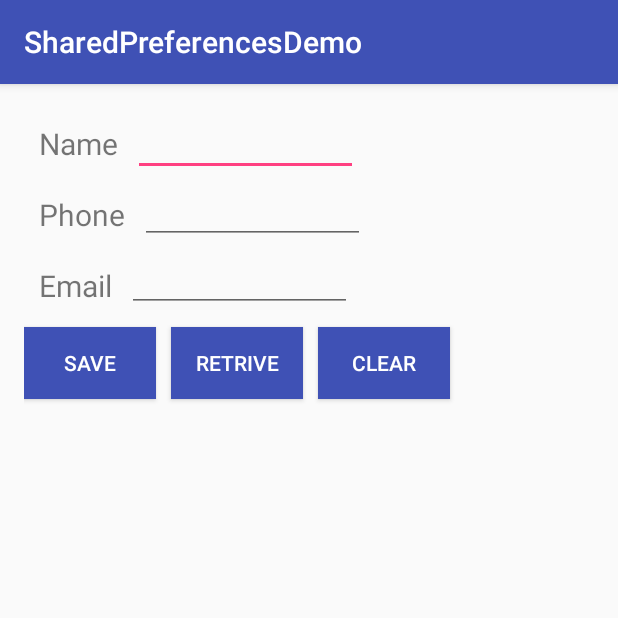
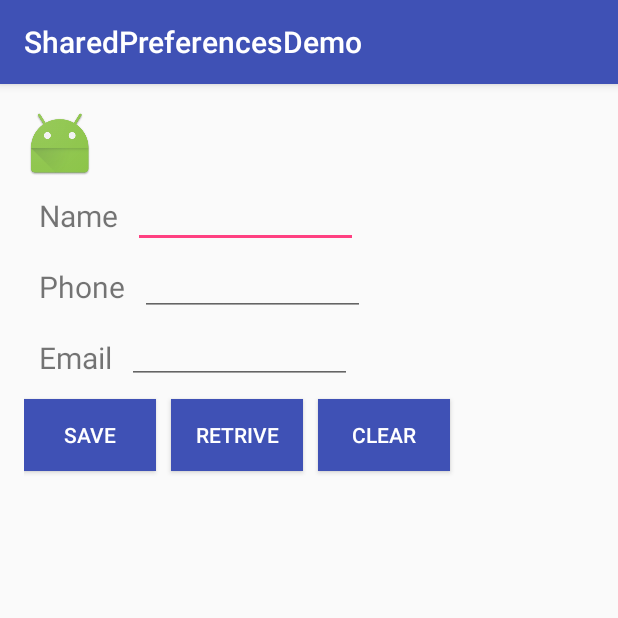
Before and after one commit to RaiSaugat/SharedPreferences, an Android app: the screen it shows after launch (MainActivity), after a tap on "SAVE", on a phone screen of 412 x 824 dp, the top half of it. Run offline under Robolectric (Android 15) with nearby library versions, the phone set to English and light mode, and no system bars; libraries missing offline, so code that uses them is left out: it.sephiroth.android; pictures from the network do not load; 1 statement that could not run was skipped.

Commit message:
Second Commit

```diff
--- a/app/build.gradle
+++ b/app/build.gradle
@@ -20,7 +20,8 @@ android {
 }
 
 dependencies {
-    compile fileTree(dir: 'libs', include: ['*.jar'])
+    compile fileTree(include: ['*.jar'], dir: 'libs')
     testCompile 'junit:junit:4.12'
     compile 'com.android.support:appcompat-v7:23.2.1'
+    compile 'it.sephiroth.android.library.picasso:picasso:2.5.2.4b'
 }
--- a/app/src/main/AndroidManifest.xml
+++ b/app/src/main/AndroidManifest.xml
@@ -1,7 +1,7 @@
 <?xml version="1.0" encoding="utf-8"?>
 <manifest xmlns:android="http://schemas.android.com/apk/res/android"
     package="com.example.rai.sharedpreferencesdemo">
-
+    <uses-permission android:name="android.permission.INTERNET"/>
     <application
         android:allowBackup="true"
         android:icon="@mipmap/ic_launcher"
--- a/app/src/main/java/com/example/rai/sharedpreferencesdemo/MainActivity.java
+++ b/app/src/main/java/com/example/rai/sharedpreferencesdemo/MainActivity.java
@@ -7,7 +7,10 @@ import android.os.Bundle;
 import android.view.View;
 import android.widget.Button;
 import android.widget.EditText;
+import android.widget.ImageView;
 import android.widget.Toast;
+
+import it.sephiroth.android.library.picasso.Picasso;
 
 public class MainActivity extends AppCompatActivity {
     SharedPreferences sharedPreferences;
@@ -17,6 +20,7 @@ public class MainActivity extends AppCompatActivity {
     String Email= "user_email";
     EditText name, phone, email;
     Button bset, bget, bclear;
+    ImageView img;
     @Override
     protected void onCreate(Bundle savedInstanceState) {
         super.onCreate(savedInstanceState);
@@ -25,7 +29,8 @@ public class MainActivity extends AppCompatActivity {
         phone = (EditText)findViewById(R.id.editPhone);
         email = (EditText)findViewById(R.id.editEmail);
         bset = (Button) findViewById(R.id.btnSet);
-
+        img = (ImageView)findViewById(R.id.image);
+        Picasso.with(this).load("http://vignette2.wikia.nocookie.net/fifa/images/2/26/Manchester_United_logo.png/revision/latest?cb=20120420192747").into(img);
 
         bset.setOnClickListener(new View.OnClickListener() {
             @Override
@@ -33,12 +38,6 @@ public class MainActivity extends AppCompatActivity {
                 String user = name.getText().toString();
                 String emailAdd = email.getText().toString();
                 String PhoneNo = phone.getText().toString();
-                int ph = Integer.parseInt(PhoneNo);
-                if(ph != 10)
-                {
-                    Toast.makeText(MainActivity.this, "Give 10 number for phone", Toast.LENGTH_SHORT).show();
-                }
-                else {
                     sharedPreferences = getSharedPreferences(MYPREFERENCES, MODE_PRIVATE);
                     SharedPreferences.Editor editor = sharedPreferences.edit();
                     editor.putString(Name, user);
@@ -49,7 +48,7 @@ public class MainActivity extends AppCompatActivity {
                     email.setText("");
                     phone.setText("");
                     editor.commit();
-                }
+
             }
         });
         bget = (Button)findViewById(R.id.btnGet);
--- a/app/src/main/res/layout/activity_main.xml
+++ b/app/src/main/res/layout/activity_main.xml
@@ -9,19 +9,28 @@
     android:paddingTop="@dimen/activity_vertical_margin"
     tools:context="com.example.rai.sharedpreferencesdemo.MainActivity">
 
+
+    <ImageView
+        android:layout_width="wrap_content"
+        android:layout_height="wrap_content"
+        android:src="@mipmap/ic_launcher"
+        android:id="@+id/image"/>
+
     <TextView
         android:layout_width="wrap_content"
         android:layout_height="wrap_content"
         android:text="Name"
         android:padding="10dp"
         android:id="@+id/name"
-        android:textSize="20dp"/>
+        android:textSize="20dp"
+        android:layout_below="@+id/image"/>
 
     <EditText
         android:layout_width="150dp"
         android:layout_height="wrap_content"
         android:id="@+id/editName"
         android:layout_toRightOf="@+id/name"
+        android:layout_below="@+id/image"
         />
 
     <TextView
```
